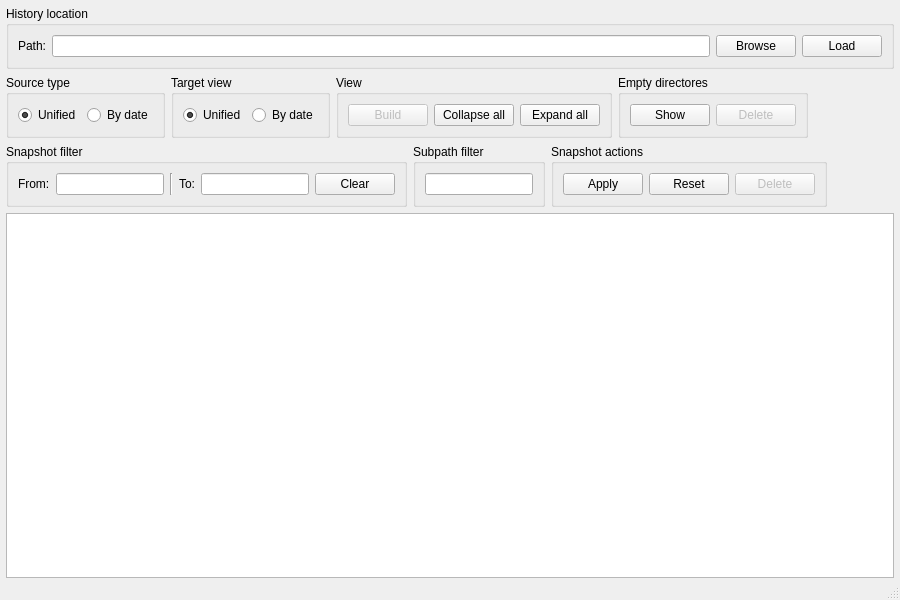
Old version of the form src/gui/history2.ui in the repository mixeme/Columbo.
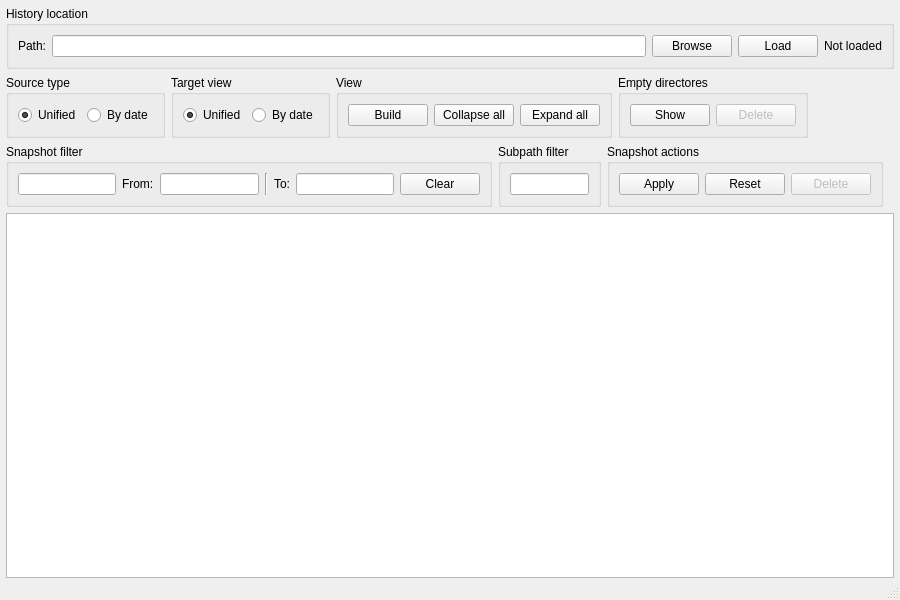
New version of the form.

The edit to the form file:
```diff
--- a/src/gui/history2.ui
+++ b/src/gui/history2.ui
@@ -82,6 +82,13 @@
              </property>
             </widget>
            </item>
+           <item>
+            <widget class="QLabel" name="loaded_label">
+             <property name="text">
+              <string>Not loaded</string>
+             </property>
+            </widget>
+           </item>
           </layout>
          </widget>
         </item>
@@ -174,7 +181,7 @@
            <item>
             <widget class="QPushButton" name="build_button">
              <property name="enabled">
-              <bool>false</bool>
+              <bool>true</bool>
              </property>
              <property name="text">
               <string>Build</string>
@@ -253,6 +260,9 @@
            <string>Snapshot filter</string>
           </property>
           <layout class="QHBoxLayout" name="horizontalLayout_6">
+           <item>
+            <widget class="QLineEdit" name="lineEdit"/>
+           </item>
            <item>
             <widget class="QLabel" name="label_2">
              <property name="text">
```
Left out of the diff: 18 changed lines with no effect on the pictures.
